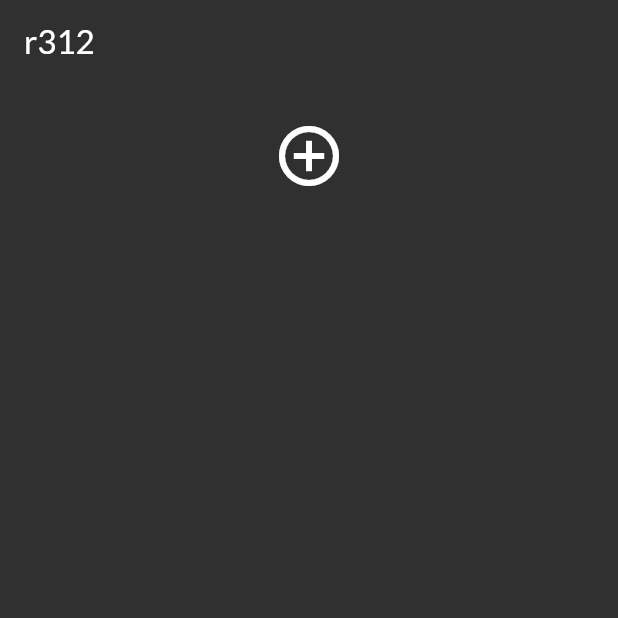
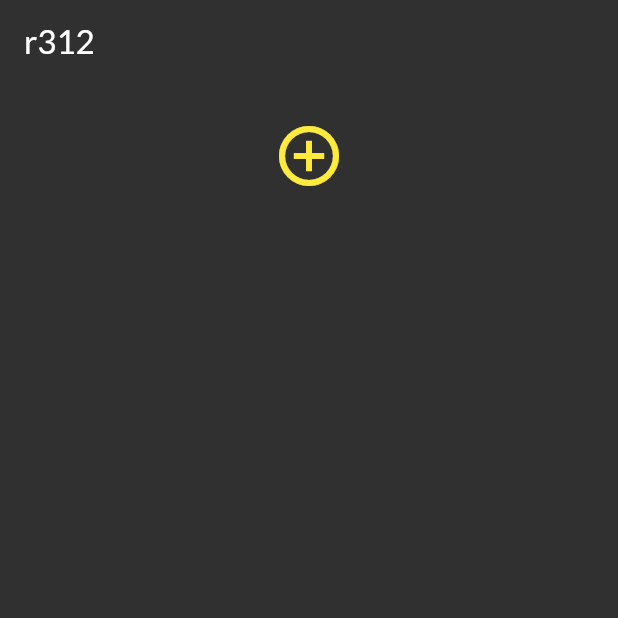
Before and after one commit to cinlay4details/r312, a Flutter app: the screen it shows after launch, on a phone screen of 412 x 824 dp, the top half of it. Run offline on Flutter 3.47's test engine with Material 3 defaults, Android fonts, the phone set to English and light mode, and no system bars; our stand-ins replace bordered_text, google_fonts, qr_flutter, web; missing offline and left inert: dart:js_interop, flutter_background, flutter_blue_classic, flutter_libserialport, mqtt_client, serial.

Commit message:
standardise icon colours and limit page width

```diff
--- a/lib/screens/box_list.dart
+++ b/lib/screens/box_list.dart
@@ -96,7 +96,10 @@ class _BoxListPageState extends State<BoxListPage> {
   Widget build(BuildContext context) {
     return Scaffold(
       appBar: AppBar(title: const Text('r312')),
-      body: ListView.builder(
+      body: Center(
+        child: ConstrainedBox(
+          constraints: const BoxConstraints(maxWidth: 840),
+          child: ListView.builder(
             itemCount: _panels.length + 1,
             itemBuilder: (context, index) {
               if (index < _panels.length) {
@@ -107,7 +110,11 @@ class _BoxListPageState extends State<BoxListPage> {
                 padding: const EdgeInsets.symmetric(vertical: 16),
                 child: Center(
                   child: IconButton(
-                icon: const Icon(Icons.add_circle_outline, size: 48),
+                    icon: const Icon(
+                      Icons.add_circle_outline,
+                      size: 48,
+                      color: Colors.yellow, // <-- set icon color to yellow
+                    ),
                     tooltip: 'Add Panel',
                     onPressed: _showBoxPicker,
                   ),
@@ -115,6 +122,8 @@ class _BoxListPageState extends State<BoxListPage> {
               );
             },
           ),
+        ),
+      ),
     );
   }
 }
--- a/lib/screens/panels/bridge_control_panel.dart
+++ b/lib/screens/panels/bridge_control_panel.dart
@@ -26,7 +26,10 @@ class BridgeControlPanel extends StatelessWidget {
             ),
             Expanded(
               child: IconButton(
-                icon: const Icon(Icons.close),
+                icon: const Icon(
+                  Icons.close,
+                  color: Colors.yellow, // <-- yellow icon
+                ),
                 tooltip: 'Remove Panel',
                 onPressed: () async {
                   await model.disconnect();
--- a/lib/screens/panels/direct_control_panel.dart
+++ b/lib/screens/panels/direct_control_panel.dart
@@ -29,7 +29,10 @@ class DirectControlPanel extends StatelessWidget {
             ),
             Expanded(
               child: IconButton(
-                icon: const Icon(Icons.close),
+                icon: const Icon(
+                  Icons.close,
+                  color: Colors.yellow, // <-- yellow icon
+                ),
                 tooltip: 'Remove Panel',
                 onPressed: () async {
                   await model.disconnect();
--- a/lib/screens/panels/remote_control_panel.dart
+++ b/lib/screens/panels/remote_control_panel.dart
@@ -29,7 +29,10 @@ class RemoteControlPanel extends StatelessWidget {
             ),
             Expanded(
               child: IconButton(
-                icon: const Icon(Icons.close),
+                icon: const Icon(
+                  Icons.close,
+                  color: Colors.yellow, // <-- yellow icon
+                ),
                 tooltip: 'Remove Panel',
                 onPressed: () async {
                   await model.disconnect();
--- a/lib/screens/panels/stub_control_panel.dart
+++ b/lib/screens/panels/stub_control_panel.dart
@@ -29,7 +29,10 @@ class StubControlPanel extends StatelessWidget {
             ),
             Expanded(
               child: IconButton(
-                icon: const Icon(Icons.close),
+                icon: const Icon(
+                  Icons.close,
+                  color: Colors.yellow, // <-- yellow icon
+                ),
                 tooltip: 'Remove Panel',
                 onPressed: onRemove,
               ),
```
Lines whose indentation alone changed are shown as unchanged.
